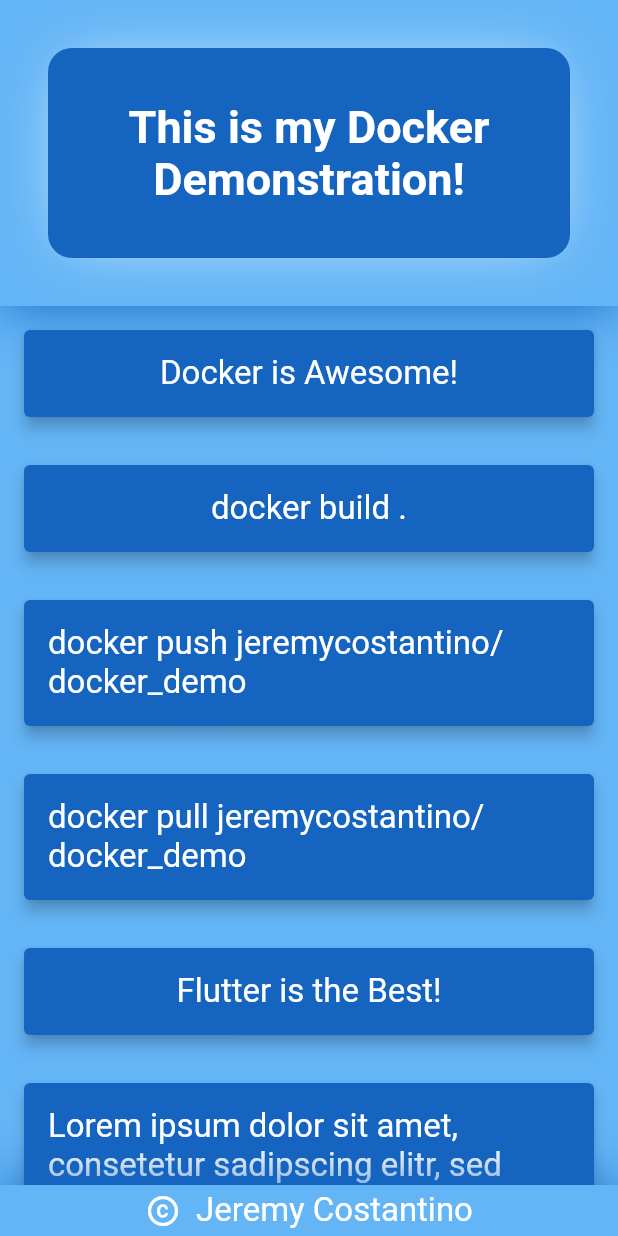
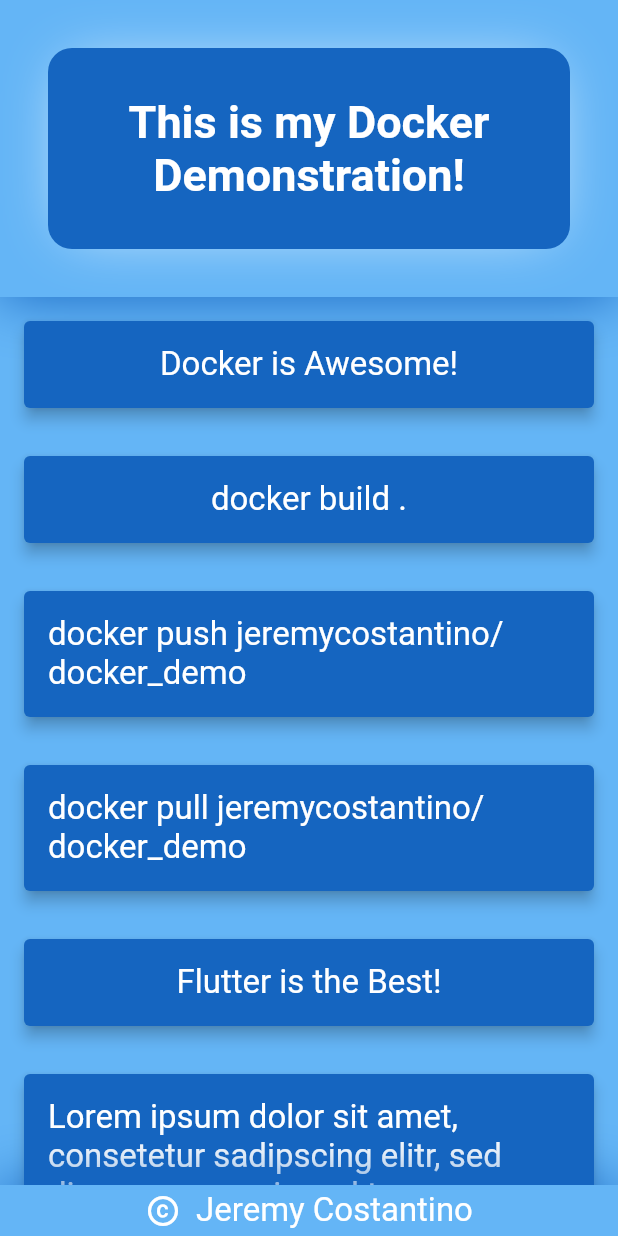
Before and after one commit to Jeremy-Cstn/docker_demo, a Flutter app: the screen it shows after launch, on a phone screen of 412 x 824 dp. Run offline on Flutter 3.47's test engine with Material 2 defaults, Android fonts, the phone set to English and light mode, and no system bars.

Commit message:
slight changes

```diff
--- a/lib/constants.dart
+++ b/lib/constants.dart
@@ -12,8 +12,10 @@ const TextStyle kTextStyle = TextStyle(
   fontWeight: FontWeight.bold,
 );
 
-const TextStyle kTextStyleSecondary =
-    TextStyle(fontSize: 22, color: Colors.white, shadows: []);
+const TextStyle kTextStyleSecondary = TextStyle(
+  fontSize: 22,
+  color: Colors.white,
+);
 
 const String kHeadline = "This is my Docker Demonstration!";
 const List<String> kContents = [
--- a/lib/widgets/header_widget.dart
+++ b/lib/widgets/header_widget.dart
@@ -20,7 +20,7 @@ class HeaderWidget extends StatelessWidget {
       child: Container(
         margin: const EdgeInsets.all(kPadding),
         padding: const EdgeInsets.all(kPadding),
-        height: 140,
+        constraints: const BoxConstraints(minHeight: 120),
         decoration: BoxDecoration(
           color: kSecondaryColor,
           borderRadius: BorderRadius.circular(kPadding / 2),
```
